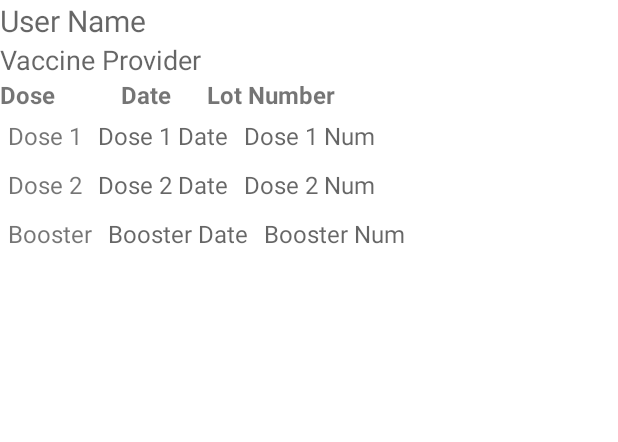
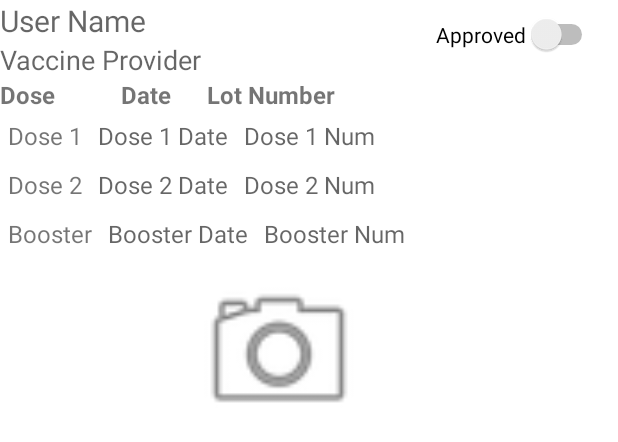
Before and after one commit to TeannaP18/VirtualVaccinationCard, an Android app: the layout item_vaccination_record.xml on its own in the app's theme, with its tools: preview values and no code run, on a phone screen of 412 x 824 dp. Shown: the top 442 px of the screen. Run offline under Robolectric (Android 15) with nearby library versions, the phone set to English and light mode, and no system bars.

Commit message:
added image view to vaccination item

```diff
--- a/app/src/main/res/layout/item_vaccination_record.xml
+++ b/app/src/main/res/layout/item_vaccination_record.xml
@@ -1,10 +1,10 @@
 <?xml version="1.0" encoding="utf-8"?>
 <RelativeLayout
     xmlns:android="http://schemas.android.com/apk/res/android"
+    xmlns:app="http://schemas.android.com/apk/res-auto"
     android:layout_width="match_parent"
     android:layout_height="match_parent"
     android:orientation="vertical">
-
 
     <TextView
         android:id="@+id/UserName"
@@ -122,5 +122,26 @@
         android:layout_toRightOf="@id/BoosterDate"/>
 
 
+    <Switch
+        android:id="@+id/ApprovalSwitch"
+        android:layout_width="wrap_content"
+        android:layout_height="wrap_content"
+        android:layout_alignParentTop="true"
+        android:layout_alignParentEnd="true"
+        android:layout_marginTop="9dp"
+        android:layout_marginEnd="13dp"
+        android:text="Approved"
+        android:allowUndo="true"/>
+
+    <!--should be users vaccination card-->
+    <ImageView
+        android:id="@+id/imageVaccination"
+        android:layout_width="148dp"
+        android:layout_height="114dp"
+        android:layout_alignParentStart="true"
+        android:layout_alignParentTop="true"
+        android:layout_marginStart="112dp"
+        android:layout_marginTop="177dp"
+        app:srcCompat="@android:drawable/ic_menu_camera" />
 
 </RelativeLayout>
```
